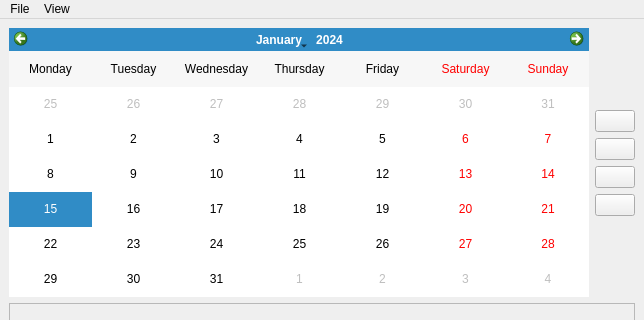
Old version of the form mainwindow.ui in the repository gedamial/Dentiny; both pictures show x 0 to 644 and y 0 to 320 of the 644 by 580 pixel window.
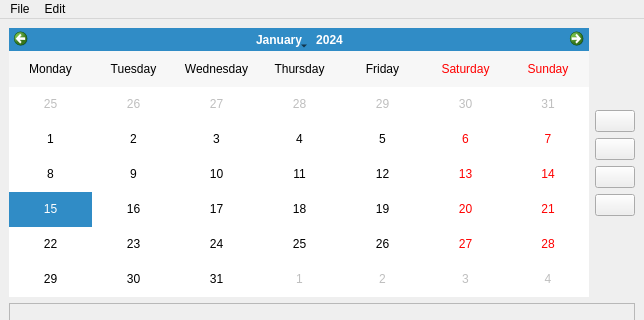
New version of the form. Icons and pictures are not drawn.

Commit message: Renamed ViewPatientWindow to EditPatientWindow in accordance to the View use case to be an extension of the Edit use case.

Patch:
```diff
--- a/mainwindow.ui
+++ b/mainwindow.ui
@@ -183,7 +183,7 @@
    </widget>
    <widget class="QMenu" name="menuView">
     <property name="title">
-     <string>View</string>
+     <string>Edit</string>
     </property>
     <addaction name="actionPatient"/>
    </widget>
```
Left out of the diff: 8 changed lines with no effect on the pictures. The commit also changes 5 other files.
